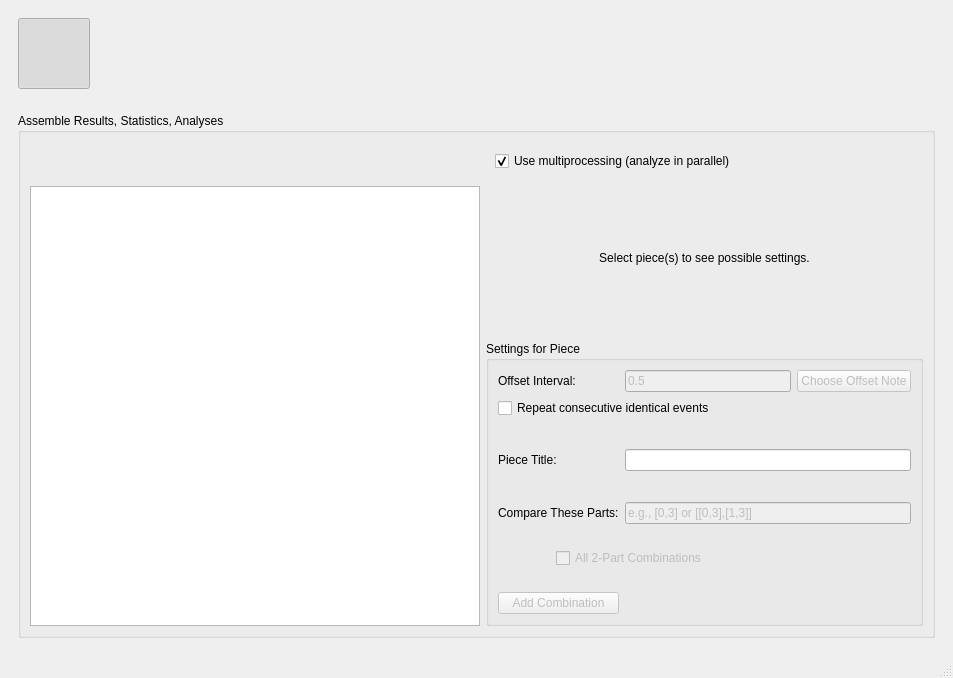
Qt form views/ui/main_window.ui (ELVIS-Project/vis-framework) before a commit.
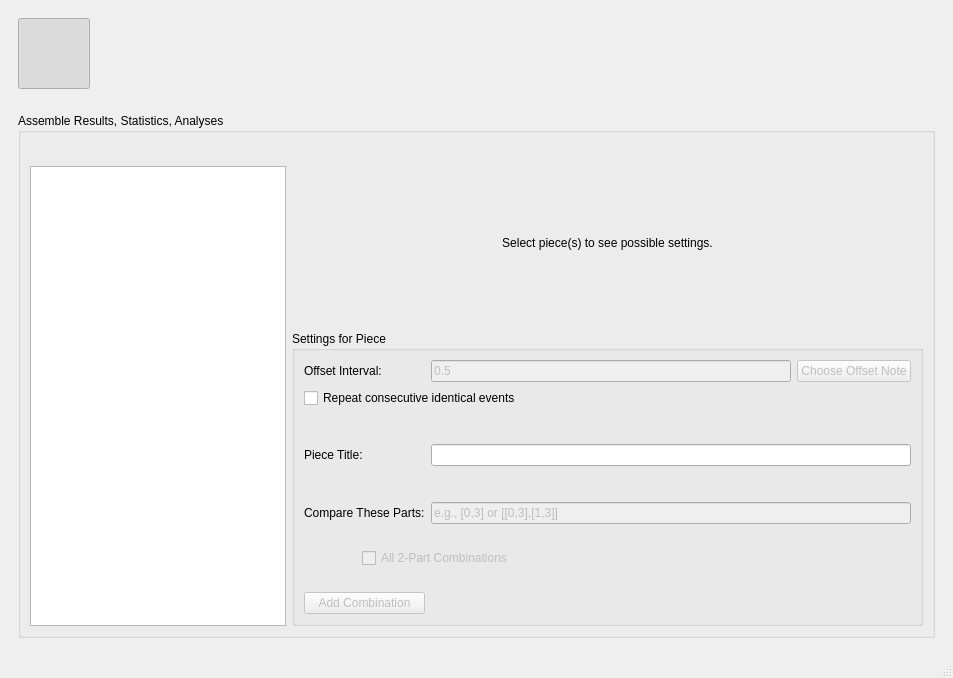
The same form after that commit. The open tabs and pages were chosen to show the change. Icons and pictures are not drawn.

Commit message:
Removed "Multiprocessing" QCheckBoxes from the GUI
Now multiprocessing is effectively always enabled.

Diff of the .ui file:
```diff
--- a/views/ui/main_window.ui
+++ b/views/ui/main_window.ui
@@ -594,36 +594,9 @@
            </item>
            <item row="0" column="4">
             <widget class="QWidget" name="widget_6" native="true">
-             <layout class="QHBoxLayout" name="horizontalLayout_5">
-              <item>
-               <widget class="QCheckBox" name="chk_analyze_multi">
-                <property name="enabled">
-                 <bool>true</bool>
-                </property>
-                <property name="text">
-                 <string>Use multiprocessing (analyze in parallel)</string>
-                </property>
-                <property name="checked">
-                 <bool>true</bool>
-                </property>
-               </widget>
-              </item>
-             </layout>
+             <layout class="QHBoxLayout" name="horizontalLayout_5"/>
             </widget>
            </item>
-           <item row="0" column="2">
-            <spacer name="horizontalSpacer_6">
-             <property name="orientation">
-              <enum>Qt::Horizontal</enum>
-             </property>
-             <property name="sizeHint" stdset="0">
-              <size>
-               <width>40</width>
-               <height>20</height>
-              </size>
-             </property>
-            </spacer>
-           </item>
           </layout>
          </widget>
         </item>
```
Left out of the diff: 31 changed lines with no effect on the pictures. The commit also changes 1 other file.
